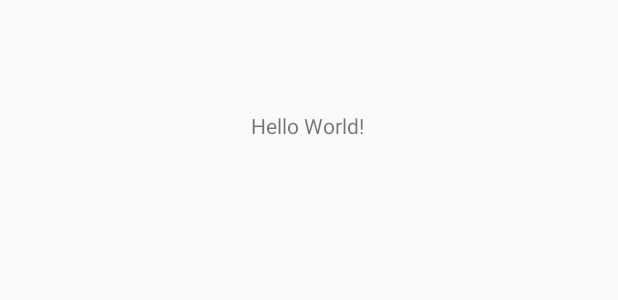
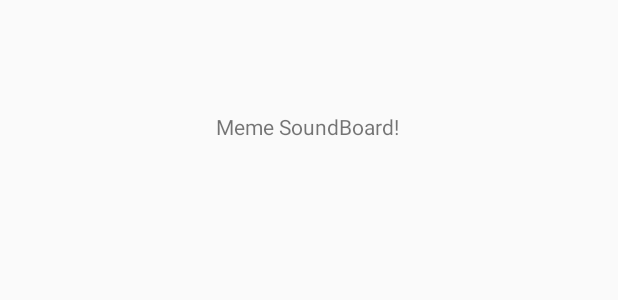
Before and after one commit to bryxn16/ProjectApp, an Android app: the layout activity_main.xml on its own in the app's theme, with its tools: preview values and no code run, on a phone screen of 412 x 824 dp. Shown: the top 300 px of the screen. Run offline under Robolectric (Android 15) with nearby library versions, the phone set to English and light mode, and no system bars.

Commit message:
soundboard

```diff
--- a/app/src/main/res/layout/activity_main.xml
+++ b/app/src/main/res/layout/activity_main.xml
@@ -13,12 +13,13 @@
         android:layout_marginTop="43dp"
         android:layout_marginEnd="141dp"
         android:layout_marginBottom="604dp"
-        android:text="Hello World!"
+        android:text="Meme SoundBoard!"
         app:layout_constraintBottom_toTopOf="@+id/guideline3"
         app:layout_constraintEnd_toStartOf="@+id/guideline5"
-        app:layout_constraintHorizontal_bias="0.0"
+        app:layout_constraintHorizontal_bias="0.51"
         app:layout_constraintStart_toStartOf="@+id/guideline4"
-        app:layout_constraintTop_toTopOf="@+id/guideline2" />
+        app:layout_constraintTop_toTopOf="@+id/guideline2"
+        app:layout_constraintVertical_bias="1.0" />
 
     <androidx.constraintlayout.widget.Guideline
         android:id="@+id/guideline2"
```
Also changed, not shown: app/src/main/res/drawable/sound-png-icon-0.png (added).
